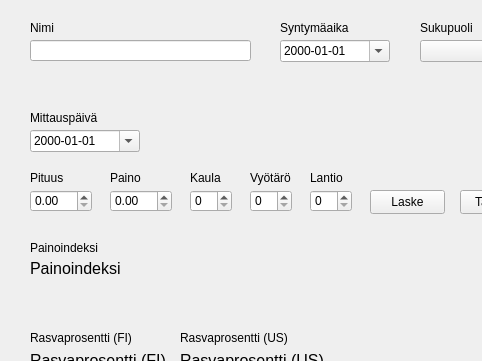
HansumaeCecilia/FitnessGUI, file main.ui: the form before one commit; both pictures show x 0 to 482 and y 0 to 361 of the 800 by 600 pixel window.
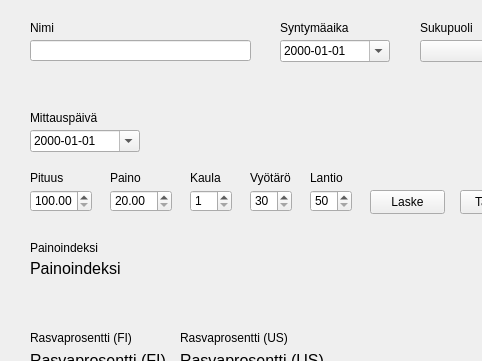
The form after the commit.

Commit message: BMI laskuri toimii

What changed in the file:
```diff
--- a/main.ui
+++ b/main.ui
@@ -88,6 +88,12 @@
       <height>22</height>
      </rect>
     </property>
+    <property name="minimum">
+     <double>100.000000000000000</double>
+    </property>
+    <property name="maximum">
+     <double>400.000000000000000</double>
+    </property>
    </widget>
    <widget class="QLabel" name="heightLabel">
     <property name="geometry">
@@ -111,6 +117,12 @@
       <height>22</height>
      </rect>
     </property>
+    <property name="minimum">
+     <double>20.000000000000000</double>
+    </property>
+    <property name="maximum">
+     <double>300.990000000000009</double>
+    </property>
    </widget>
    <widget class="QLabel" name="weightLabel">
     <property name="geometry">
@@ -147,6 +159,12 @@
       <height>22</height>
      </rect>
     </property>
+    <property name="minimum">
+     <number>1</number>
+    </property>
+    <property name="maximum">
+     <number>100</number>
+    </property>
    </widget>
    <widget class="QSpinBox" name="waistSpinBox">
     <property name="geometry">
@@ -157,6 +175,12 @@
       <height>22</height>
      </rect>
     </property>
+    <property name="minimum">
+     <number>30</number>
+    </property>
+    <property name="maximum">
+     <number>200</number>
+    </property>
    </widget>
    <widget class="QLabel" name="waistLabel">
     <property name="geometry">
@@ -180,6 +204,12 @@
       <height>22</height>
      </rect>
     </property>
+    <property name="minimum">
+     <number>50</number>
+    </property>
+    <property name="maximum">
+     <number>200</number>
+    </property>
    </widget>
    <widget class="QLabel" name="pelvisLabel">
     <property name="geometry">
```
The commit also changes 2 other files.
